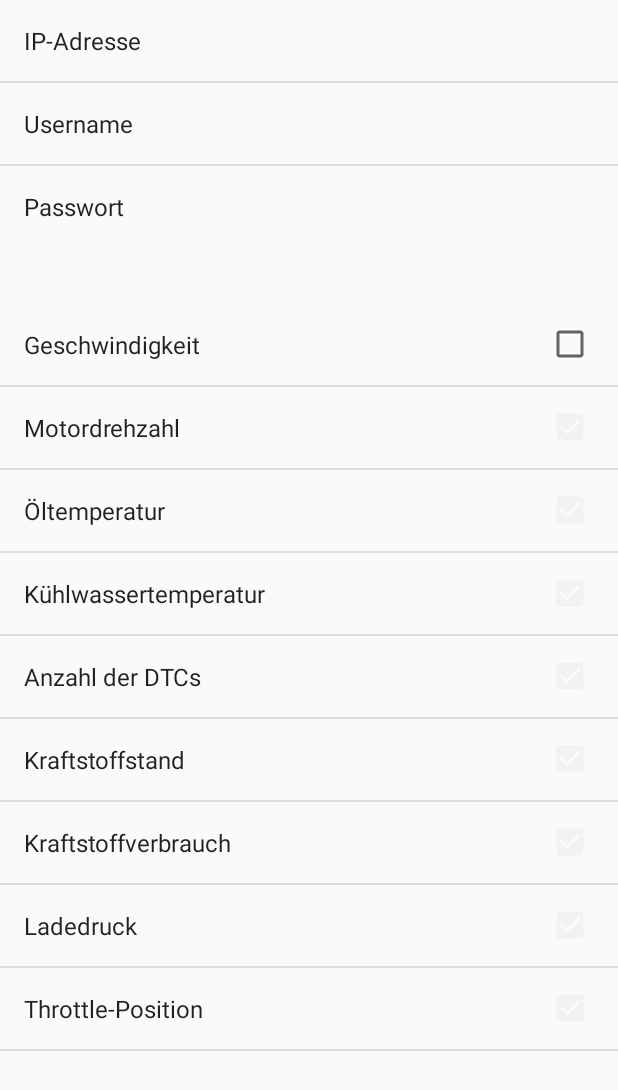
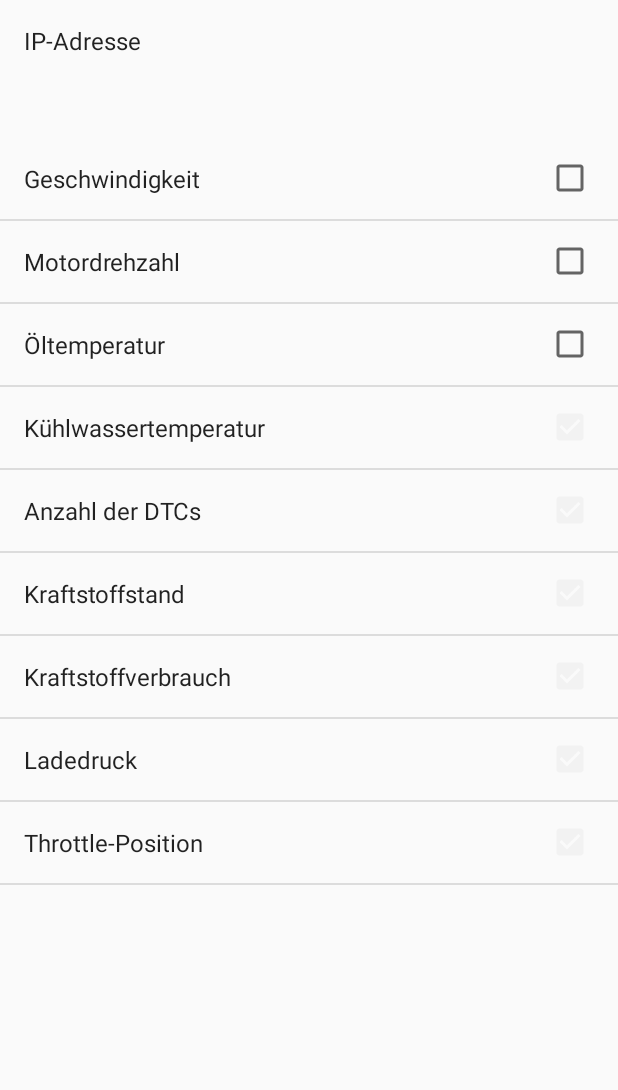
Before and after one commit to JonathanSeibel/obd2app, an Android app: the LivedatenTabsActivity screen opened directly, with no data from a screen before it, in the options menu, after a tap on "Settings", on a phone screen of 412 x 824 dp. Shown: the top 1090 px of the screen. Run offline under Robolectric (Android 15) with nearby library versions, the phone set to English and light mode, and no system bars; libraries missing offline, so code that uses them is left out: org.eclipse.paho; 8 statements that could not run were skipped.

Commit message:
aktuellste Version (Kommunikation mit Pi funktioniert..., Livedaten ist gut und Fehlercode wahrscheinlich auch... Test mit Pi war nicht möglich)(5.1)... ist das nicht wundervoll? ich finds auch überragend

```diff
--- a/app/src/main/AndroidManifest.xml
+++ b/app/src/main/AndroidManifest.xml
@@ -2,6 +2,7 @@
 <manifest xmlns:android="http://schemas.android.com/apk/res/android"
     package="de.dhbw.obdzweidashboard.obd2_application">
 
+    <uses-permission android:name="android.permission.ACCESS_WIFI_STATE" />
     <uses-permission android:name="android.permission.INTERNET" />
     <uses-permission android:name="android.permission.ACCESS_NETWORK_STATE"/>
     <uses-permission android:name="android.permission.WAKE_LOCK"/>
--- a/app/src/main/java/de/dhbw/obdzweidashboard/obd2_application/EinstellungenActivity.java
+++ b/app/src/main/java/de/dhbw/obdzweidashboard/obd2_application/EinstellungenActivity.java
@@ -20,10 +20,10 @@
         addPreferencesFromResource(R.xml.preferences);
         Preference ipaddressPref = findPreference(getString(R.string.preference_mqtt_ipaddress_key));
         ipaddressPref.setOnPreferenceChangeListener(this);
-        Preference userPref = findPreference(getString(R.string.preference_mqtt_user_key));
+/*        Preference userPref = findPreference(getString(R.string.preference_mqtt_user_key));
         userPref.setOnPreferenceChangeListener(this);
         Preference passPref = findPreference(getString(R.string.preference_mqtt_pass_key));
-        passPref.setOnPreferenceChangeListener(this);
+        passPref.setOnPreferenceChangeListener(this);*/
 
         Preference pacePref = findPreference(getString(R.string.preference_pace_key));
         pacePref.setOnPreferenceChangeListener(this);
--- a/app/src/main/java/de/dhbw/obdzweidashboard/obd2_application/MqttHelperLivedaten.java
+++ b/app/src/main/java/de/dhbw/obdzweidashboard/obd2_application/MqttHelperLivedaten.java
@@ -20,12 +20,16 @@
  */
 
 public class MqttHelperLivedaten {
-    final String clientId = "OBD2AndroidAppLivedaten";
     final String subscriptionTopic = "Live";
     public MqttAndroidClient mqttAndroidClient;
     public String serverUri;
-    public String username = "tiqhoouh";
-    public String password = "9hhO2nOCJoGp";
+    //    WifiManager manager = (WifiManager) getSystemSercive(Context.WIFI_SERVICE):
+//    WifiInfo info = manager.getConnectionInfo();
+//    String address = info.getMacAddress();
+    String asdf = Integer.toString((int) (Math.random() * 10000));
+    public final String clientId = "OBD2AndroidAppLivedaten" + asdf;
+    //public String username = "tiqhoouh";
+    //public String password = "9hhO2nOCJoGp";
     //public String serverUri = "tcp://m23.cloudmqtt.com:19114";
     SharedPreferences sPrefs;
     String prefIpAddressKey;
@@ -33,6 +37,7 @@
     String ipadress;
 
     public MqttHelperLivedaten(Context context, SharedPreferences sprefs, Activity activity) {
+        Log.i("ojahaaaaaaaaaaaaaaaaa", clientId);
         SharedPreferences sPrefs = sprefs;
         prefIpAddressKey = activity.getString(R.string.preference_mqtt_ipaddress_key);
         prefIpAddressDefault = activity.getString(R.string.preference_mqtt_ipaddress_default);
@@ -72,8 +77,8 @@
         MqttConnectOptions mqttConnectOptions = new MqttConnectOptions();
         mqttConnectOptions.setAutomaticReconnect(true);
         mqttConnectOptions.setCleanSession(false);
-        mqttConnectOptions.setUserName(username);
-        mqttConnectOptions.setPassword(password.toCharArray());
+        //mqttConnectOptions.setUserName(username);
+        //mqttConnectOptions.setPassword(password.toCharArray());
 
         try {
 
--- a/app/src/main/res/xml/preferences.xml
+++ b/app/src/main/res/xml/preferences.xml
@@ -7,7 +7,7 @@
         android:key="@string/preference_mqtt_ipaddress_key"
         android:title="@string/preference_mqtt_ipaddress" />
 
-    <EditTextPreference
+    <!--    <EditTextPreference
             android:defaultValue="@string/preference_mqtt_user_default"
             android:inputType="textMultiLine"
             android:key="@string/preference_mqtt_user_key"
@@ -17,7 +17,7 @@
             android:defaultValue="@string/preference_mqtt_pass_default"
             android:inputType="textMultiLine"
             android:key="@string/preference_mqtt_pass_key"
-        android:title="@string/preference_mqtt_pass" />
+            android:title="@string/preference_mqtt_pass" />-->
 
 
     <PreferenceCategory>
```
Also changed, not shown: app/src/main/java/de/dhbw/obdzweidashboard/obd2_application/FehlercodeAnzeigenActivity.java (+21 -5 lines), app/src/main/java/de/dhbw/obdzweidashboard/obd2_application/MqttHelperFehlercodes.java (+4 -4 lines). Lines whose indentation alone changed are shown as unchanged.
